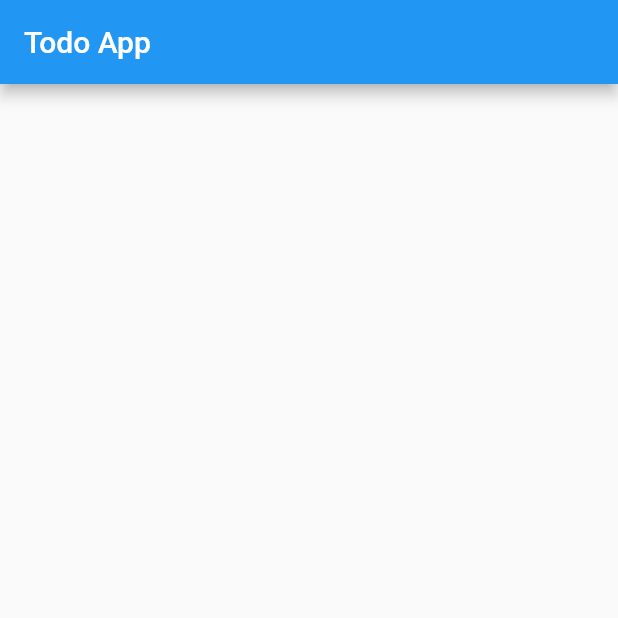
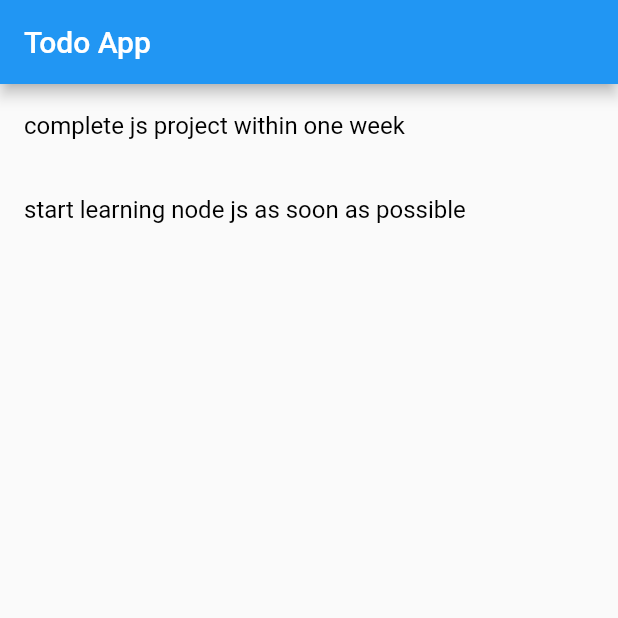
Before and after one commit to abin-ps/Todo-App, a Flutter app: the screen it shows after launch, on a phone screen of 412 x 824 dp, the top half of it. Run offline on Flutter 3.47's test engine with Material 2 defaults, Android fonts, the phone set to English and light mode, and no system bars.

Commit message:
sample task list created

```diff
--- a/lib/main.dart
+++ b/lib/main.dart
@@ -4,9 +4,19 @@ void main() {
   runApp(TodoApp());
 }
 
-class TodoApp extends StatelessWidget {
+class TodoApp extends StatefulWidget {
   const TodoApp({super.key});
 
+  @override
+  State<TodoApp> createState() => _TodoAppState();
+}
+
+class _TodoAppState extends State<TodoApp> {
+  List _taskList = [
+    "complete js project within one week",
+    "start learning node js as soon as possible"
+  ];
+  bool _doneTask = false;
   @override
   Widget build(BuildContext context) {
     return MaterialApp(
@@ -14,7 +24,30 @@ class TodoApp extends StatelessWidget {
         appBar: AppBar(
           title: Text("Todo App"),
         ),
+        body: _buildTodoList(),
       ),
     );
   }
+
+  Widget _buildTodoList() {
+    return ListView.builder(
+      itemCount: _taskList.length,
+      itemBuilder: (context, index) {
+        return ListTile(
+          title: Text(
+            "${_taskList[index]}",
+            style: _doneTask
+                ? TextStyle(
+                    color: Colors.grey, decoration: TextDecoration.lineThrough)
+                : TextStyle(color: Colors.black),
+          ),
+          onTap: () {
+            setState(() {
+              _doneTask = !_doneTask;
+            });
+          },
+        );
+      },
+    );
+  }
 }
```
